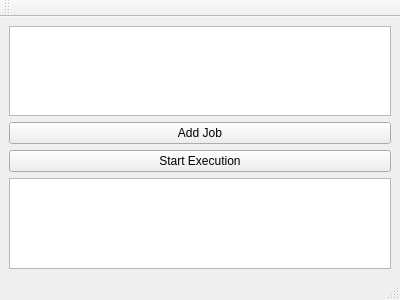
This is batcher/job_manager.ui in hannesdelbeke/basic-batcher as Qt 5 draws it before an edit. The edited form follows.
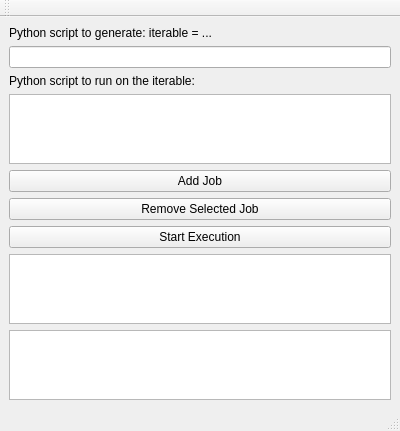
This is the edited form.

What changed in the file:
```diff
--- a/batcher/job_manager.ui
+++ b/batcher/job_manager.ui
@@ -12,6 +12,23 @@
   </property>
   <widget class="QWidget" name="centralwidget">
    <layout class="QVBoxLayout" name="verticalLayout">
+    <item>
+     <widget class="QLabel" name="labelIterInfo">
+      <property name="text">
+       <string>Python script to generate: iterable = ...</string>
+      </property>
+     </widget>
+    </item>
+    <item>
+     <widget class="QLineEdit" name="lineEditIterableInput"/>
+    </item>
+    <item>
+     <widget class="QLabel" name="labelScriptInfo">
+      <property name="text">
+       <string>Python script to run on the iterable:</string>
+      </property>
+     </widget>
+    </item>
     <item>
      <widget class="QTextEdit" name="textEditJobInput"/>
     </item>
@@ -22,6 +39,13 @@
       </property>
      </widget>
     </item>
+    <item>
+     <widget class="QPushButton" name="pushButtonRemoveJob">
+      <property name="text">
+       <string>Remove Selected Job</string>
+      </property>
+     </widget>
+    </item>
     <item>
      <widget class="QPushButton" name="pushButtonStartExecution">
       <property name="text">
@@ -29,6 +53,16 @@
       </property>
      </widget>
     </item>
+    <item>
+     <widget class="QListWidget" name="listWidgetJobs">
+      <property name="selectionBehavior">
+       <enum>QAbstractItemView::SelectRows</enum>
+      </property>
+      <property name="selectionMode">
+       <enum>QAbstractItemView::SingleSelection</enum>
+      </property>
+     </widget>
+    </item>
     <item>
      <widget class="QPlainTextEdit" name="plainTextEditResults"/>
     </item>
```
